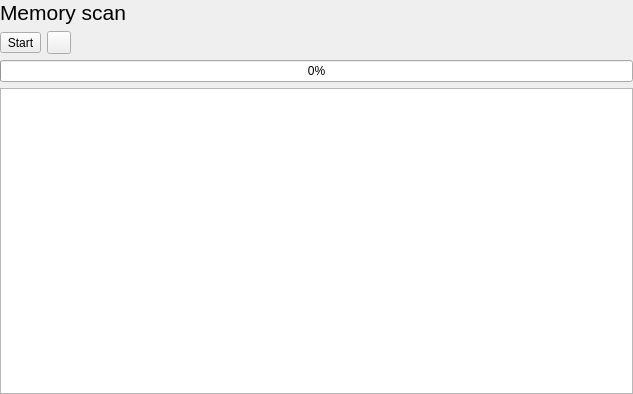
First picture: the form in sources/gui/ui/memscanwidget.ui, repository amd00/meduzzza, before the edit.
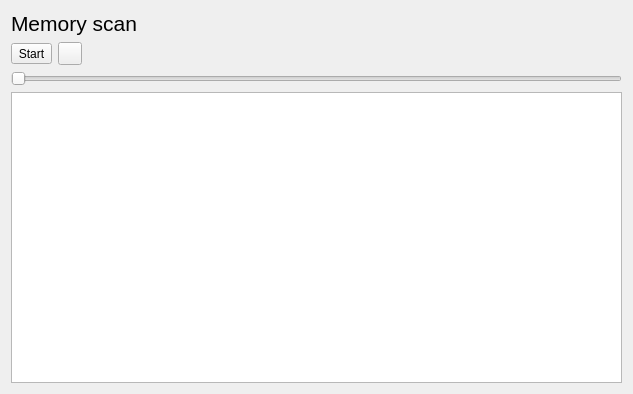
Second picture: the form after the edit. Icons and pictures are not drawn.

```diff
--- a/sources/gui/ui/memscanwidget.ui
+++ b/sources/gui/ui/memscanwidget.ui
@@ -14,9 +14,6 @@
    <string>Form</string>
   </property>
   <layout class="QVBoxLayout" name="verticalLayout">
-   <property name="margin">
-    <number>0</number>
-   </property>
    <item>
     <widget class="QLabel" name="label">
      <property name="font">
@@ -75,12 +72,18 @@
     </layout>
    </item>
    <item>
-    <widget class="QProgressBar" name="m_progress">
+    <widget class="QSlider" name="m_slider">
+     <property name="enabled">
+      <bool>false</bool>
+     </property>
      <property name="maximum">
       <number>999999999</number>
      </property>
-     <property name="value">
-      <number>0</number>
+     <property name="tracking">
+      <bool>false</bool>
+     </property>
+     <property name="orientation">
+      <enum>Qt::Horizontal</enum>
      </property>
     </widget>
    </item>
```
